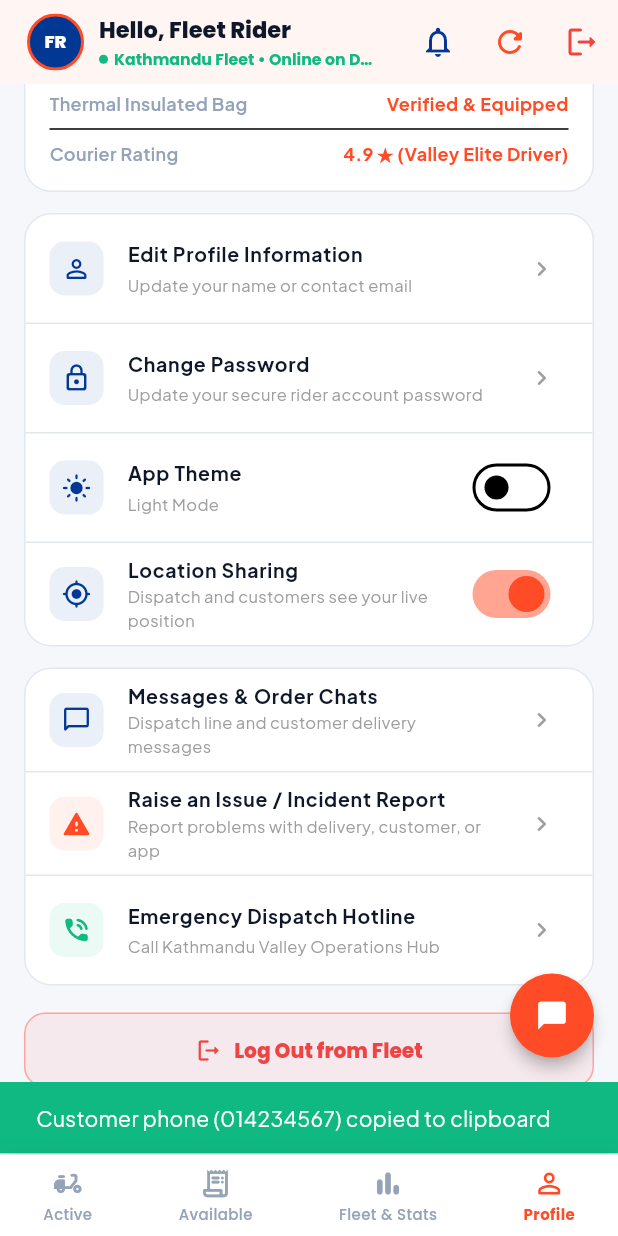
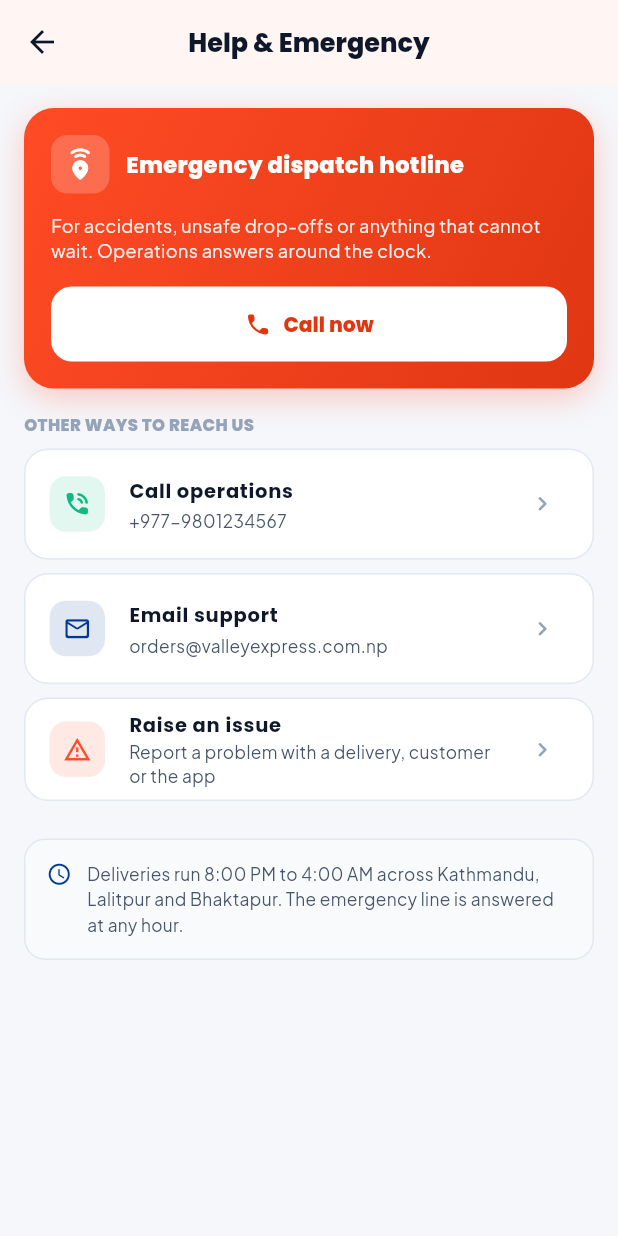
Before and after one commit to rijan0717/valley-express, a Flutter app: the RiderHomeScreen screen opened directly, item 4 of the bottom bar chosen, scrolled down 576 dp, after a tap on "Emergency Dispatch Hotline", on a phone screen of 412 x 824 dp. Run offline on Flutter 3.47's test engine with Material 3 defaults, Android fonts, the phone set to English and light mode, and no system bars; drawn by our look-alikes of custom_refresh_indicator; our stand-ins replace dio, flutter_animate, flutter_secure_storage, flutter_svg, geolocator, google_fonts and 3 more; missing offline and left inert: dart:ui_web, maplibre_gl; accounts and stored records are empty; network calls fail; project files that could hold a hidden picture were left out.

Commit message:
fix(rider): show the rider photo, validate the phone, add a help page
The profile photo saved and compressed correctly but never appeared. The
rider screens used Image.network, which cannot decode the data URL the
photo is stored as, so every upload fell through to the initials. They use
AvatarImage now, as the customer screens already did.

createRider stored the phone exactly as typed, so an email pasted into
that box became the rider's phone, which is also the id they sign in with.
It is checked against the Nepali mobile format now. Records already saved
that way still need correcting by hand.

The emergency hotline copied a number to the clipboard and left the rider
to paste it into the dialler. SupportScreen places the call instead, and
collects the operations line, email and issue reporting in one place, with
the real contacts from settings and fallbacks so it is never a dead end.

Also: the navigation route header overflowed by 12px next to the ETA chip,
and the claim button sat under the gesture bar because the inner SafeArea
does not clear it from a bottomSheet.

```diff
--- /dev/null
+++ b/mobile-app/lib/screens/common/support_screen.dart
@@ -0,0 +1,305 @@
+import 'package:flutter/material.dart';
+import 'package:url_launcher/url_launcher.dart';
+import '../../core/api_client.dart';
+import '../../core/theme.dart';
+import '../../widgets/valley_snackbar.dart';
+import 'raise_issue_screen.dart';
+
+/// Help and emergency contacts, in one place.
+///
+/// The hotline used to copy a number to the clipboard and leave the person to
+/// paste it into the dialler themselves; every line here places the call or
+/// opens the right app directly.
+class SupportScreen extends StatefulWidget {
+  /// Riders get the dispatch framing, customers the delivery one.
+  final bool isRider;
+
+  const SupportScreen({super.key, this.isRider = false});
+
+  @override
+  State<SupportScreen> createState() => _SupportScreenState();
+}
+
+class _SupportScreenState extends State<SupportScreen> {
+  final ApiClient _api = ApiClient();
+
+  // Fallbacks stand in until settings load, so the page is never a dead end.
+  String _phone = '+977-9801234567';
+  String _email = 'orders@valleyexpress.com.np';
+
+  @override
+  void initState() {
+    super.initState();
+    _fetchContacts();
+  }
+
+  Future<void> _fetchContacts() async {
+    try {
+      final res = await _api.dio.get('/settings');
+      if (!mounted) return;
+      final data = res.data['setting'] ?? res.data['settings'];
+      if (data is Map) {
+        setState(() {
+          _phone = (data['contactPhone'] ?? _phone).toString();
+          _email = (data['contactEmail'] ?? _email).toString();
+        });
+      }
+    } catch (_) {
+      // Keep the fallbacks; support must stay reachable even if settings fail.
+    }
+  }
+
+  Future<void> _open(Uri uri, String failure) async {
+    try {
+      final ok = await launchUrl(uri, mode: LaunchMode.externalApplication);
+      if (!ok && mounted) ValleySnack.error(context, failure);
+    } catch (_) {
+      if (mounted) ValleySnack.error(context, failure);
+    }
+  }
+
+  String get _dialable => _phone.replaceAll(RegExp(r'[^0-9+]'), '');
+
+  @override
+  Widget build(BuildContext context) {
+    final isDark = Theme.of(context).brightness == Brightness.dark;
+
+    return Scaffold(
+      backgroundColor: isDark ? AppTheme.darkBgApp : AppTheme.lightBgApp,
+      appBar: AppBar(
+        title: const Text('Help & Emergency'),
+        backgroundColor: isDark ? AppTheme.darkSurfaceCard : Colors.white,
+        elevation: 1,
+      ),
+      body: ListView(
+        padding: const EdgeInsets.fromLTRB(16, 16, 16, 28),
+        children: [
+          _buildEmergencyCard(isDark),
+          const SizedBox(height: 16),
+          Text(
+            'OTHER WAYS TO REACH US',
+            style: AppTheme.displayFont(
+              fontSize: 11,
+              fontWeight: FontWeight.w800,
+              color: isDark ? AppTheme.darkTextMuted : AppTheme.lightTextMuted,
+            ),
+          ),
+          const SizedBox(height: 8),
+          _buildActionTile(
+            icon: Icons.phone_in_talk_rounded,
+            colour: AppTheme.successGreen,
+            title: 'Call operations',
+            subtitle: _phone,
+            isDark: isDark,
+            onTap: () => _open(
+              Uri(scheme: 'tel', path: _dialable),
+              'No dialler available on this device.',
+            ),
+          ),
+          _buildActionTile(
+            icon: Icons.mail_outline_rounded,
+            colour: AppTheme.navyBrand,
+            title: 'Email support',
+            subtitle: _email,
+            isDark: isDark,
+            onTap: () => _open(
+              Uri(scheme: 'mailto', path: _email),
+              'No email app available on this device.',
+            ),
+          ),
+          _buildActionTile(
+            icon: Icons.report_problem_outlined,
+            colour: AppTheme.primaryOrange,
+            title: 'Raise an issue',
+            subtitle: widget.isRider
+                ? 'Report a problem with a delivery, customer or the app'
+                : 'Report a problem with an order or the app',
+            isDark: isDark,
+            onTap: () => Navigator.of(context).push(
+              MaterialPageRoute(builder: (_) => const RaiseIssueScreen()),
+            ),
+          ),
+          const SizedBox(height: 16),
+          _buildHours(isDark),
+        ],
+      ),
+    );
+  }
+
+  Widget _buildEmergencyCard(bool isDark) {
+    return Container(
+      padding: const EdgeInsets.all(18),
+      decoration: BoxDecoration(
+        gradient: const LinearGradient(
+          colors: [AppTheme.primaryOrange, AppTheme.primaryDeep],
+          begin: Alignment.topLeft,
+          end: Alignment.bottomRight,
+        ),
+        borderRadius: BorderRadius.circular(20),
+        boxShadow: const [
+          BoxShadow(
+            color: AppTheme.primaryGlow,
+            blurRadius: 18,
+            offset: Offset(0, 6),
+          ),
+        ],
+      ),
+      child: Column(
+        crossAxisAlignment: CrossAxisAlignment.start,
+        children: [
+          Row(
+            children: [
+              Container(
+                padding: const EdgeInsets.all(9),
+                decoration: BoxDecoration(
+                  color: Colors.white.withValues(alpha: 0.2),
+                  borderRadius: BorderRadius.circular(11),
+                ),
+                child: const Icon(Icons.emergency_share_rounded,
+                    color: Colors.white, size: 21),
+              ),
+              const SizedBox(width: 11),
+              Expanded(
+                child: Text(
+                  widget.isRider
+                      ? 'Emergency dispatch hotline'
+                      : 'Emergency support line',
+                  style: AppTheme.displayFont(
+                    fontSize: 15,
+                    fontWeight: FontWeight.w800,
+                    color: Colors.white,
+                  ),
+                ),
+              ),
+            ],
+          ),
+          const SizedBox(height: 12),
+          Text(
+            widget.isRider
+                ? 'For accidents, unsafe drop-offs or anything that cannot wait. '
+                    'Operations answers around the clock.'
+                : 'For anything urgent with a live order. Operations answers '
+                    'around the clock.',
+            style: AppTheme.bodyFont(
+              fontSize: 12,
+              height: 1.45,
+              color: Colors.white.withValues(alpha: 0.92),
+            ),
+          ),
+          const SizedBox(height: 16),
+          SizedBox(
+            width: double.infinity,
+            child: ElevatedButton.icon(
+              onPressed: () => _open(
+                Uri(scheme: 'tel', path: _dialable),
+                'No dialler available on this device.',
+              ),
+              icon: const Icon(Icons.call_rounded, size: 18),
+              label: Text(
+                'Call now',
+                style: AppTheme.displayFont(
+                  fontSize: 13.5,
+                  fontWeight: FontWeight.w800,
+                ),
+              ),
+              style: ElevatedButton.styleFrom(
+                backgroundColor: Colors.white,
+                foregroundColor: AppTheme.primaryDeep,
+                padding: const EdgeInsets.symmetric(vertical: 14),
+                elevation: 0,
+                shape: RoundedRectangleBorder(
+                  borderRadius: BorderRadius.circular(14),
+                ),
+              ),
+            ),
+          ),
+        ],
+      ),
+    );
+  }
+
+  Widget _buildActionTile({
+    required IconData icon,
+    required Color colour,
+    required String title,
+    required String subtitle,
+    required bool isDark,
+    required VoidCallback onTap,
+  }) {
+    return Container(
+      margin: const EdgeInsets.only(bottom: 9),
+      decoration: BoxDecoration(
+        color: isDark ? AppTheme.darkSurfaceCard : Colors.white,
+        borderRadius: BorderRadius.circular(16),
+        border: Border.all(
+          color: isDark ? AppTheme.darkBorderCard : AppTheme.lightBorderCard,
+        ),
+      ),
+      child: ListTile(
+        onTap: onTap,
+        shape: RoundedRectangleBorder(borderRadius: BorderRadius.circular(16)),
+        leading: Container(
+          padding: const EdgeInsets.all(9),
+          decoration: BoxDecoration(
+            color: colour.withValues(alpha: 0.12),
+            borderRadius: BorderRadius.circular(11),
+          ),
+          child: Icon(icon, color: colour, size: 19),
+        ),
+        title: Text(
+          title,
+          style: AppTheme.displayFont(
+            fontSize: 13,
+            fontWeight: FontWeight.w700,
+            color: isDark ? AppTheme.darkTextPrimary : AppTheme.lightTextPrimary,
+          ),
+        ),
+        subtitle: Text(
+          subtitle,
+          maxLines: 2,
+          overflow: TextOverflow.ellipsis,
+          style: AppTheme.bodyFont(
+            fontSize: 11.5,
+            color: isDark ? AppTheme.darkTextSecondary : AppTheme.lightTextSecondary,
+          ),
+        ),
+        trailing: Icon(
+          Icons.chevron_right_rounded,
+          size: 19,
+          color: isDark ? AppTheme.darkTextMuted : AppTheme.lightTextMuted,
+        ),
+      ),
+    );
+  }
+
+  Widget _buildHours(bool isDark) {
+    return Container(
+      padding: const EdgeInsets.all(14),
+      decoration: BoxDecoration(
+        color: isDark ? AppTheme.darkBgDevice : AppTheme.lightBgDevice,
+        borderRadius: BorderRadius.circular(14),
+        border: Border.all(
+          color: isDark ? AppTheme.darkBorderCard : AppTheme.lightBorderCard,
+        ),
+      ),
+      child: Row(
+        crossAxisAlignment: CrossAxisAlignment.start,
+        children: [
+          const Icon(Icons.schedule_rounded, size: 17, color: AppTheme.navyBrand),
+          const SizedBox(width: 10),
+          Expanded(
+            child: Text(
+              'Deliveries run 8:00 PM to 4:00 AM across Kathmandu, Lalitpur and '
+              'Bhaktapur. The emergency line is answered at any hour.',
+              style: AppTheme.bodyFont(
+                fontSize: 11.5,
+                height: 1.45,
+                color: isDark ? AppTheme.darkTextSecondary : AppTheme.lightTextSecondary,
+              ),
+            ),
+          ),
+        ],
+      ),
+    );
+  }
+}
--- a/mobile-app/lib/screens/rider/rider_home_screen.dart
+++ b/mobile-app/lib/screens/rider/rider_home_screen.dart
@@ -18,6 +18,8 @@ import '../customer/edit_profile_screen.dart';
 import '../customer/change_password_screen.dart';
 import '../auth/welcome_screen.dart';
 import '../common/raise_issue_screen.dart';
+import '../common/support_screen.dart';
+import '../common/support_screen.dart';
 import 'rider_notifications_screen.dart';
 import 'rider_order_details_screen.dart';
 import '../customer/chat_inbox_screen.dart';
@@ -715,12 +717,13 @@ class _RiderHomeScreenState extends State<RiderHomeScreen> with SingleTickerProv
                   ClipRRect(
                     borderRadius: BorderRadius.circular(16),
                     child: (user?.avatarUrl != null && user!.avatarUrl!.isNotEmpty)
-                        ? Image.network(
-                            user.avatarUrl!,
-                            width: 38,
-                            height: 38,
-                            fit: BoxFit.cover,
-                            errorBuilder: (_, __, ___) => _buildInitialsAvatar(initials, size: 38),
+                        // AvatarImage, not Image.network: the photo is stored as a
+                        // data URL, which Image.network cannot decode, so every
+                        // uploaded picture fell through to the initials.
+                        ? AvatarImage(
+                            url: user.avatarUrl!,
+                            size: 38,
+                            fallback: _buildInitialsAvatar(initials, size: 38),
                           )
                         : _buildInitialsAvatar(initials, size: 38),
                   ),
@@ -2044,12 +2047,10 @@ class _RiderHomeScreenState extends State<RiderHomeScreen> with SingleTickerProv
                     ClipRRect(
                       borderRadius: BorderRadius.circular(44),
                       child: (user?.avatarUrl != null && user!.avatarUrl!.isNotEmpty)
-                          ? Image.network(
-                              user.avatarUrl!,
-                              width: 80,
-                              height: 80,
-                              fit: BoxFit.cover,
-                              errorBuilder: (_, __, ___) => _buildInitialsAvatar(initials, size: 80, fontSize: 28),
+                          ? AvatarImage(
+                              url: user.avatarUrl!,
+                              size: 80,
+                              fallback: _buildInitialsAvatar(initials, size: 80, fontSize: 28),
                             )
                           : _buildInitialsAvatar(initials, size: 80, fontSize: 28),
                     ),
@@ -2363,7 +2364,9 @@ class _RiderHomeScreenState extends State<RiderHomeScreen> with SingleTickerProv
                   subtitle: 'Call Kathmandu Valley Operations Hub',
                   isDark: isDark,
                   iconColor: AppTheme.successGreen,
-                  onTap: () => _callCustomer('014234567', 'Valley Operations Dispatch'),
+                  onTap: () => Navigator.of(context).push(
+                    MaterialPageRoute(builder: (_) => const SupportScreen(isRider: true)),
+                  ),
                 ),
               ],
             ),
--- a/mobile-app/lib/screens/rider/rider_order_details_screen.dart
+++ b/mobile-app/lib/screens/rider/rider_order_details_screen.dart
@@ -366,7 +366,14 @@ class _RiderOrderDetailsScreenState extends State<RiderOrderDetailsScreen> {
         ),
       ),
       bottomSheet: Container(
-        padding: const EdgeInsets.fromLTRB(16, 12, 16, 16),
+        // The inner SafeArea does not clear the gesture bar once this sits
+        // in a bottomSheet, so the action button ended up under it.
+        padding: EdgeInsets.fromLTRB(
+          16,
+          12,
+          16,
+          16 + MediaQuery.viewPaddingOf(context).bottom,
+        ),
         decoration: BoxDecoration(
           color: isDark ? AppTheme.darkSurfaceCard : Colors.white,
           border: Border(
@@ -727,14 +734,19 @@ class _RiderOrderDetailsScreenState extends State<RiderOrderDetailsScreen> {
           Row(
             mainAxisAlignment: MainAxisAlignment.spaceBetween,
             children: [
-              Text(
-                'Pickup & Navigation Route',
-                style: AppTheme.displayFont(
-                  fontSize: 14,
-                  fontWeight: FontWeight.w800,
-                  color: isDark ? Colors.white : AppTheme.navyBrand,
+              Expanded(
+                child: Text(
+                  'Pickup & Navigation Route',
+                  style: AppTheme.displayFont(
+                    fontSize: 14,
+                    fontWeight: FontWeight.w800,
+                    color: isDark ? Colors.white : AppTheme.navyBrand,
+                  ),
+                  maxLines: 1,
+                  overflow: TextOverflow.ellipsis,
                 ),
               ),
+              const SizedBox(width: 8),
               Container(
                 padding: const EdgeInsets.symmetric(horizontal: 8, vertical: 3),
                 decoration: BoxDecoration(
```
Also changed, not shown: 2 other files.
